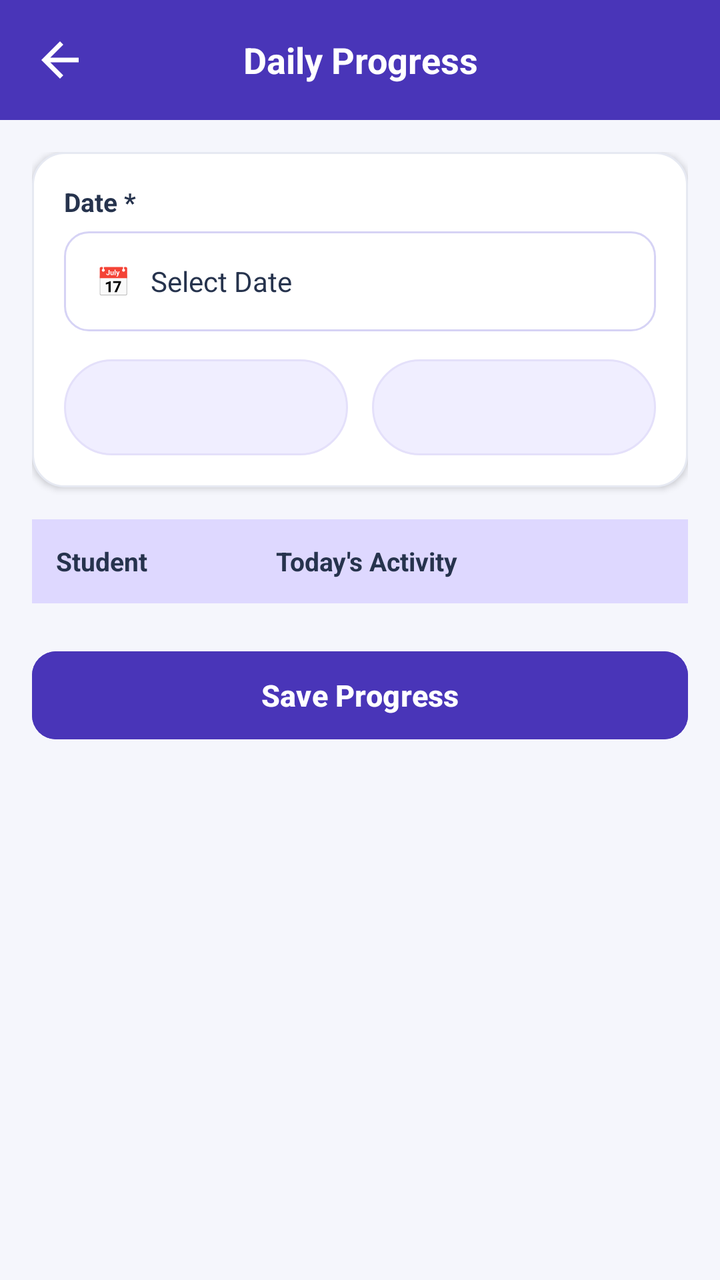
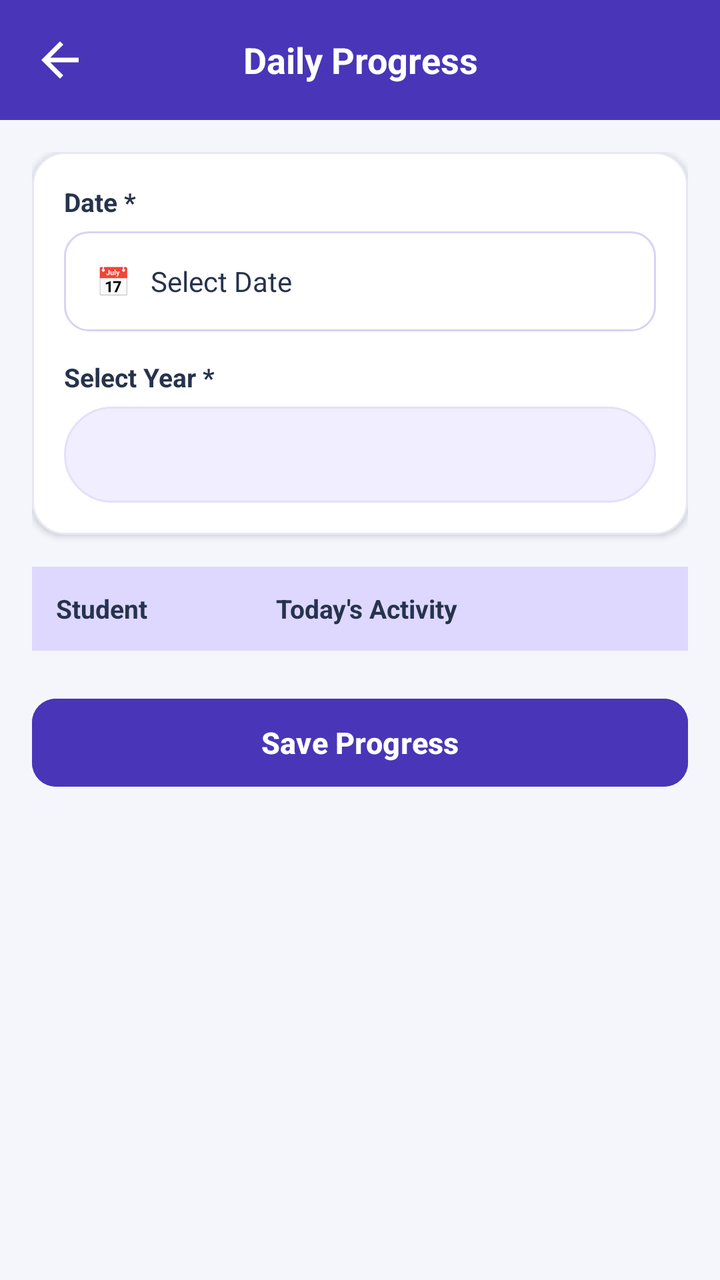

Screens rendered from an Android XML layout before and after an edit, with the pre-edit source and the edit as a unified diff.
<!-- AndroidManifest.xml: application theme Theme.TrackPoint -->
<!-- res/layout/activity_daily_progress.xml -->
<?xml version="1.0" encoding="utf-8"?>
<androidx.constraintlayout.widget.ConstraintLayout
    xmlns:android="http://schemas.android.com/apk/res/android"
    xmlns:app="http://schemas.android.com/apk/res-auto"
    android:layout_width="match_parent"
    android:layout_height="match_parent"
    android:background="#4935B8"
    android:fitsSystemWindows="true">

    
    <LinearLayout
        android:id="@+id/header"
        android:layout_width="match_parent"
        android:layout_height="60dp"
        android:orientation="horizontal"
        android:gravity="center_vertical"
        android:paddingStart="16dp"
        android:paddingEnd="16dp"
        android:background="#4935B8"
        app:layout_constraintTop_toTopOf="parent">

        <ImageView
            android:id="@+id/btnBack"
            android:layout_width="28dp"
            android:layout_height="28dp"
            android:src="@drawable/back_symbol"
            app:tint="#FFFFFF"
            android:contentDescription="Back"/>

        <TextView
            android:layout_width="0dp"
            android:layout_height="wrap_content"
            android:layout_weight="1"
            android:text="Daily Progress"
            android:textColor="#FFFFFF"
            android:textSize="18sp"
            android:textStyle="bold"
            android:gravity="center"/>

        <View
            android:layout_width="28dp"
            android:layout_height="28dp"/>

    </LinearLayout>

    
    <ScrollView
        android:layout_width="match_parent"
        android:layout_height="0dp"
        android:fillViewport="true"
        android:padding="16dp"
        android:background="#F5F6FC"
        app:layout_constraintTop_toBottomOf="@id/header"
        app:layout_constraintBottom_toBottomOf="parent">

        <LinearLayout
            android:layout_width="match_parent"
            android:layout_height="wrap_content"
            android:orientation="vertical">

            <LinearLayout
                android:layout_width="match_parent"
                android:layout_height="wrap_content"
                android:orientation="vertical"
                android:padding="16dp"
                android:background="@drawable/action_card"
                android:elevation="2dp"
                android:layout_marginBottom="16dp">

                
                <TextView
                    android:layout_width="wrap_content"
                    android:layout_height="wrap_content"
                    android:text="Date *"
                    android:textColor="#26334D"
                    android:textStyle="bold"
                    android:textSize="13sp"/>

                
                <TextView
                    android:id="@+id/tvSelectedDate"
                    android:layout_width="match_parent"
                    android:layout_height="50dp"
                    android:gravity="center_vertical"
                    android:paddingStart="16dp"
                    android:paddingEnd="16dp"
                    android:layout_marginTop="6dp"
                    android:layout_marginBottom="14dp"
                    android:background="@drawable/input_box"
                    android:text="📅   Select Date"
                    android:textColor="#26334D"
                    android:textSize="14sp"/>

                
                <LinearLayout
                    android:layout_width="match_parent"
                    android:layout_height="48dp"
                    android:orientation="horizontal">

                    <Spinner
                        android:id="@+id/spYear"
                        android:layout_width="0dp"
                        android:layout_height="match_parent"
                        android:layout_weight="1"
                        android:layout_marginEnd="6dp"
                        android:background="@drawable/filter_box"
                        android:paddingStart="8dp"
                        android:paddingEnd="8dp"/>

                    <Spinner
                        android:id="@+id/spSection"
                        android:layout_width="0dp"
                        android:layout_height="match_parent"
                        android:layout_weight="1"
                        android:layout_marginStart="6dp"
                        android:background="@drawable/filter_box"
                        android:paddingStart="8dp"
                        android:paddingEnd="8dp"/>

                </LinearLayout>

            </LinearLayout>

            
            <LinearLayout
                android:layout_width="match_parent"
                android:layout_height="42dp"
                android:orientation="horizontal"
                android:gravity="center_vertical"
                android:paddingStart="12dp"
                android:paddingEnd="12dp"
                android:background="#DED8FF">

                <TextView
                    android:layout_width="110dp"
                    android:layout_height="wrap_content"
                    android:text="Student"
                    android:textColor="#26334D"
                    android:textStyle="bold"
                    android:textSize="13sp"/>

                <TextView
                    android:layout_width="0dp"
                    android:layout_height="wrap_content"
                    android:layout_weight="1"
                    android:text="Today's Activity"
                    android:textColor="#26334D"
                    android:textStyle="bold"
                    android:textSize="13sp"/>

            </LinearLayout>

            
            <LinearLayout
                android:id="@+id/progressList"
                android:layout_width="match_parent"
                android:layout_height="wrap_content"
                android:orientation="vertical"/>

            <Button
                android:id="@+id/btnSaveProgress"
                android:layout_width="match_parent"
                android:layout_height="52dp"
                android:layout_marginTop="20dp"
                android:layout_marginBottom="20dp"
                android:text="Save Progress"
                android:textAllCaps="false"
                android:textColor="#FFFFFF"
                android:textSize="15sp"
                android:textStyle="bold"
                android:backgroundTint="#4935B8"
                app:cornerRadius="12dp"/>

        </LinearLayout>

    </ScrollView>

</androidx.constraintlayout.widget.ConstraintLayout>
<!-- resources referenced by this layout -->
<resources>
  <!-- drawable action_card (drawable) -->
  <shape xmlns:android="http://schemas.android.com/apk/res/android">
      <solid android:color="#FFFFFF"/>
      <stroke android:width="1dp" android:color="#E6E9F2"/>
      <corners android:radius="16dp"/>
  </shape>
  <!-- drawable back_symbol (drawable) -->
  <vector xmlns:android="http://schemas.android.com/apk/res/android" android:autoMirrored="true" android:height="24dp" android:tint="#000000" android:viewportHeight="24" android:viewportWidth="24" android:width="24dp">
        
      <path android:fillColor="@android:color/white" android:pathData="M20,11H7.83l5.59,-5.59L12,4l-8,8 8,8 1.41,-1.41L7.83,13H20v-2z"/>
      
  </vector>
  <!-- drawable filter_box (drawable) -->
  <shape xmlns:android="http://schemas.android.com/apk/res/android">
      <solid android:color="#F0EEFF"/>
      <stroke android:width="1dp" android:color="#E4E0FA"/>
      <corners android:radius="25dp"/>
  </shape>
  <!-- drawable input_box (drawable) -->
  <?xml version="1.0" encoding="utf-8"?>
  <shape xmlns:android="http://schemas.android.com/apk/res/android"
      android:shape="rectangle">
  
      <solid android:color="#FFFFFF" />
  
      <stroke
          android:width="1dp"
          android:color="#D6D3F5" />
  
      <corners android:radius="12dp" />
  
      <padding
          android:left="12dp"
          android:right="12dp"
          android:top="4dp"
          android:bottom="4dp" />
  
  </shape>
  <style name="Theme.TrackPoint" parent="Base.Theme.TrackPoint" />
  <style name="Base.Theme.TrackPoint" parent="Theme.Material3.DayNight.NoActionBar">
          
          
      </style>
</resources>

<!-- the commit's change to res/layout/activity_daily_progress.xml (unified diff, before → after) -->
@@ -92,32 +92,22 @@
                     android:textSize="14sp"/>
 
                 
-                <LinearLayout
+                <TextView
+                    android:layout_width="wrap_content"
+                    android:layout_height="wrap_content"
+                    android:text="Select Year *"
+                    android:textColor="#26334D"
+                    android:textStyle="bold"
+                    android:textSize="13sp"/>
+
+                <Spinner
+                    android:id="@+id/spYear"
                     android:layout_width="match_parent"
                     android:layout_height="48dp"
-                    android:orientation="horizontal">
-
-                    <Spinner
-                        android:id="@+id/spYear"
-                        android:layout_width="0dp"
-                        android:layout_height="match_parent"
-                        android:layout_weight="1"
-                        android:layout_marginEnd="6dp"
-                        android:background="@drawable/filter_box"
-                        android:paddingStart="8dp"
-                        android:paddingEnd="8dp"/>
-
-                    <Spinner
-                        android:id="@+id/spSection"
-                        android:layout_width="0dp"
-                        android:layout_height="match_parent"
-                        android:layout_weight="1"
-                        android:layout_marginStart="6dp"
-                        android:background="@drawable/filter_box"
-                        android:paddingStart="8dp"
-                        android:paddingEnd="8dp"/>
-
-                </LinearLayout>
+                    android:layout_marginTop="6dp"
+                    android:background="@drawable/filter_box"
+                    android:paddingStart="12dp"
+                    android:paddingEnd="12dp"/>
 
             </LinearLayout>
 
